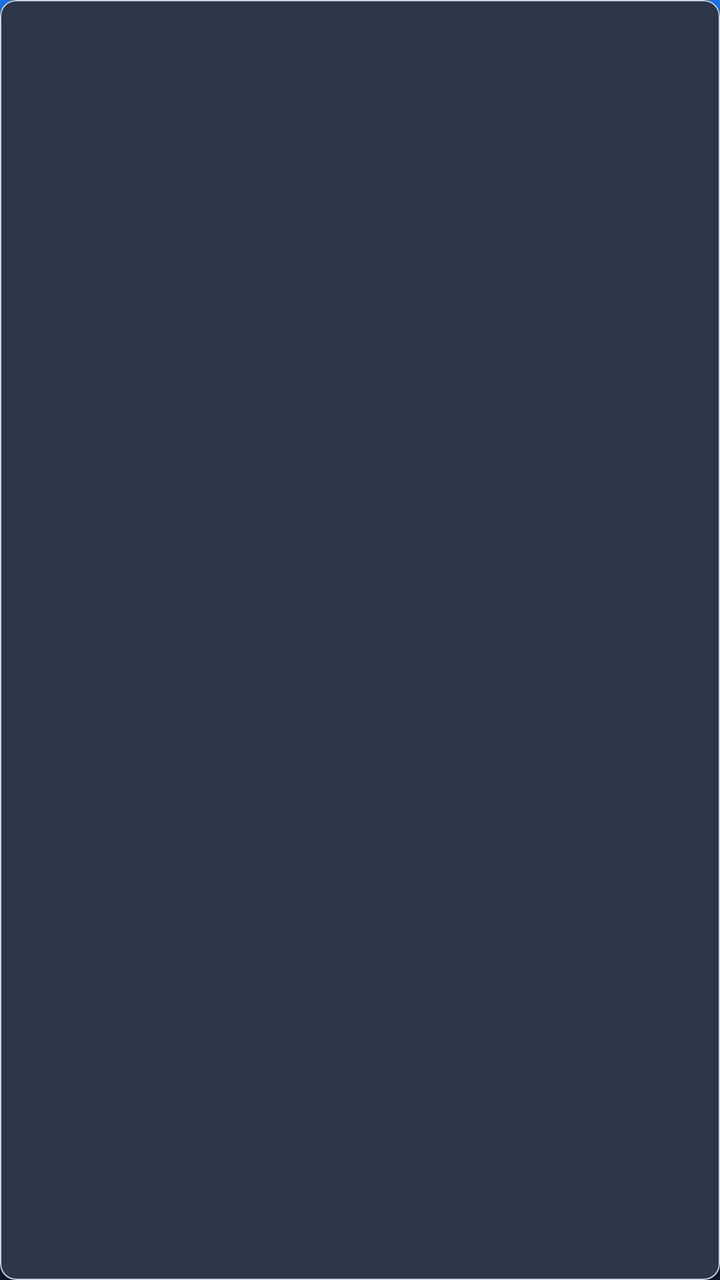
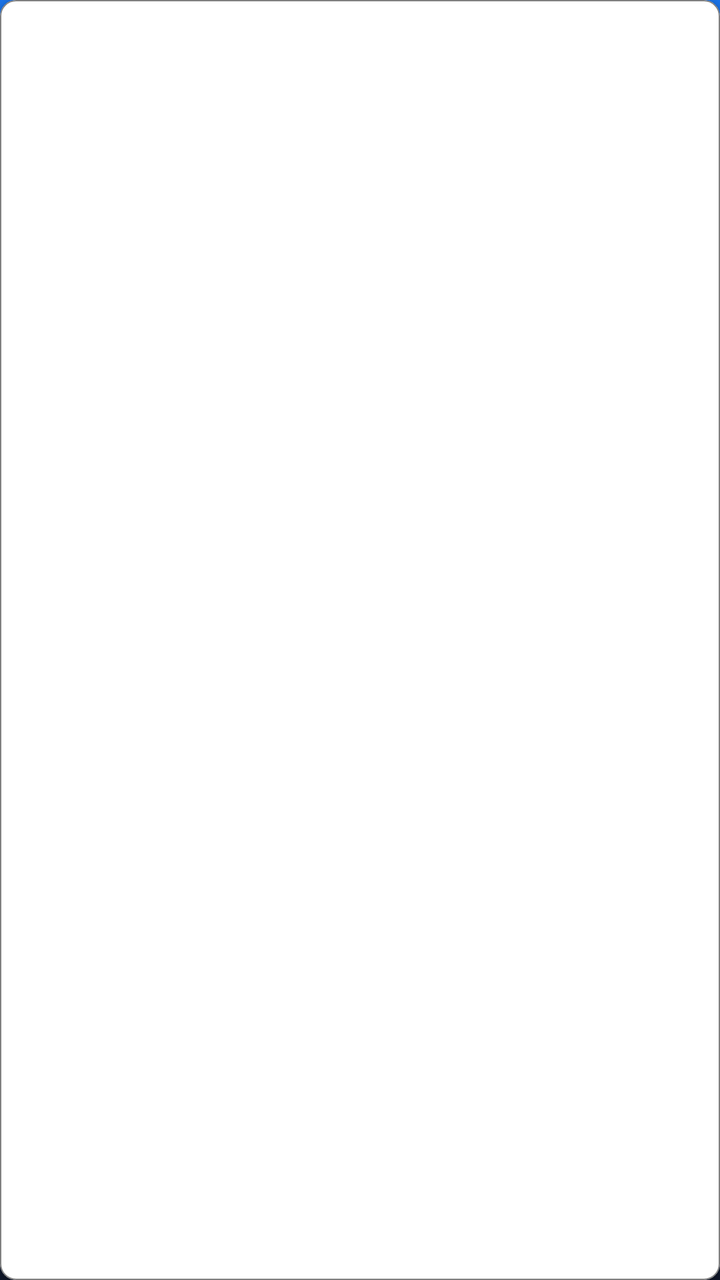

Compare the two renders of this Android layout. The source of the first and the diff that turns it into the second are given below.
<!-- AndroidManifest.xml: application theme Theme.InventarioApp -->
<!-- res/layout/item_stock_entrada.xml -->
<?xml version="1.0" encoding="utf-8"?>
<com.google.android.material.card.MaterialCardView xmlns:android="http://schemas.android.com/apk/res/android"
    xmlns:app="http://schemas.android.com/apk/res-auto"
    android:layout_width="match_parent"
    android:layout_height="wrap_content"
    android:layout_marginHorizontal="8dp"
    android:layout_marginVertical="4dp"
    app:cardCornerRadius="8dp"
    app:cardElevation="1dp"
    app:cardBackgroundColor="@color/card_background"
    app:strokeColor="@color/text_secondary"
    app:strokeWidth="0.5dp">

    <LinearLayout
        android:layout_width="match_parent"
        android:layout_height="wrap_content"
        android:orientation="horizontal"
        android:padding="12dp"
        android:gravity="center_vertical">

        <LinearLayout
            android:layout_width="0dp"
            android:layout_height="wrap_content"
            android:layout_weight="1"
            android:orientation="vertical">

            <TextView
                android:id="@+id/tvDescripcion"
                android:layout_width="wrap_content"
                android:layout_height="wrap_content"
                android:textColor="@color/text_primary"
                android:textSize="16sp"
                android:textStyle="bold" />

            <TextView
                android:id="@+id/tvCodigo"
                android:layout_width="wrap_content"
                android:layout_height="wrap_content"
                android:textColor="@color/text_secondary"
                android:textSize="12sp" />
        </LinearLayout>

        <LinearLayout
            android:layout_width="wrap_content"
            android:layout_height="wrap_content"
            android:orientation="vertical"
            android:gravity="end">

            <TextView
                android:id="@+id/tvCantidad"
                android:layout_width="wrap_content"
                android:layout_height="wrap_content"
                android:textColor="@color/primary"
                android:textSize="18sp"
                android:textStyle="bold" />

            <TextView
                android:id="@+id/tvLote"
                android:layout_width="wrap_content"
                android:layout_height="wrap_content"
                android:textColor="@color/text_hint"
                android:textSize="12sp" />
        </LinearLayout>

        <TextView
            android:id="@+id/tvUsuario"
            android:layout_width="wrap_content"
            android:layout_height="wrap_content"
            android:layout_marginStart="12dp"
            android:visibility="gone" />

    </LinearLayout>
</com.google.android.material.card.MaterialCardView>
<!-- resources referenced by this layout -->
<resources>
  <color name="card_background">#2D3748</color>
  <color name="primary">#4D8DFF</color>
  <color name="text_hint">#94A3B8</color>
  <color name="text_primary">#FFFFFF</color>
  <color name="text_secondary">#CBD5E1</color>
  <style name="Theme.InventarioApp" parent="Theme.Material3.Dark.NoActionBar">
          
          <item name="colorPrimary">@color/primary</item>
          <item name="colorOnPrimary">@color/white</item>
          <item name="colorPrimaryContainer">@color/primary_variant</item>
          <item name="colorOnPrimaryContainer">@color/white</item>
          <item name="colorSecondary">@color/secondary</item>
          <item name="android:statusBarColor">#0F172A</item>
          <item name="android:windowBackground">@drawable/fondo_degradado</item>
  
          
          <item name="textInputStyle">@style/Widget.Material3.TextInputLayout.OutlinedBox</item>
      </style>
  <color name="white">#FFFFFFFF</color>
  <color name="primary_variant">#1A73E8</color>
  <color name="secondary">#34A853</color>
  <!-- drawable fondo_degradado (drawable) -->
  <?xml version="1.0" encoding="utf-8"?>
  <selector xmlns:android="http://schemas.android.com/apk/res/android">
      <item>
          <shape android:shape="rectangle">
              <gradient
                  android:angle="270"
                  android:startColor="@color/grad_start"
                  android:centerColor="@color/surface"
                  android:endColor="#0F172A" />
          </shape>
      </item>
  </selector>
  <color name="grad_start">#1A73E8</color>
  <color name="surface">#1E293B</color>
</resources>

<!-- the commit's change to res/layout/item_stock_entrada.xml (unified diff, before → after) -->
@@ -6,9 +6,9 @@
     android:layout_marginHorizontal="8dp"
     android:layout_marginVertical="4dp"
     app:cardCornerRadius="8dp"
-    app:cardElevation="1dp"
-    app:cardBackgroundColor="@color/card_background"
-    app:strokeColor="@color/text_secondary"
+    app:cardElevation="2dp"
+    app:cardBackgroundColor="@color/white"
+    app:strokeColor="@color/gray"
     app:strokeWidth="0.5dp">
 
     <LinearLayout
@@ -28,7 +28,7 @@
                 android:id="@+id/tvDescripcion"
                 android:layout_width="wrap_content"
                 android:layout_height="wrap_content"
-                android:textColor="@color/text_primary"
+                android:textColor="@color/black"
                 android:textSize="16sp"
                 android:textStyle="bold" />
 
@@ -36,7 +36,7 @@
                 android:id="@+id/tvCodigo"
                 android:layout_width="wrap_content"
                 android:layout_height="wrap_content"
-                android:textColor="@color/text_secondary"
+                android:textColor="@color/black"
                 android:textSize="12sp" />
         </LinearLayout>
 
@@ -58,7 +58,7 @@
                 android:id="@+id/tvLote"
                 android:layout_width="wrap_content"
                 android:layout_height="wrap_content"
-                android:textColor="@color/text_hint"
+                android:textColor="@color/gray"
                 android:textSize="12sp" />
         </LinearLayout>
 
<!-- resource entries referenced after the edit -->
@@ -1,10 +1,8 @@
 <!-- resources referenced by this layout -->
 <resources>
-  <color name="card_background">#2D3748</color>
+  <color name="black">#FF000000</color>
+  <color name="gray">#FF808080</color>
   <color name="primary">#4D8DFF</color>
-  <color name="text_hint">#94A3B8</color>
-  <color name="text_primary">#FFFFFF</color>
-  <color name="text_secondary">#CBD5E1</color>
   <style name="Theme.InventarioApp" parent="Theme.Material3.Dark.NoActionBar">
           
           <item name="colorPrimary">@color/primary</item>
